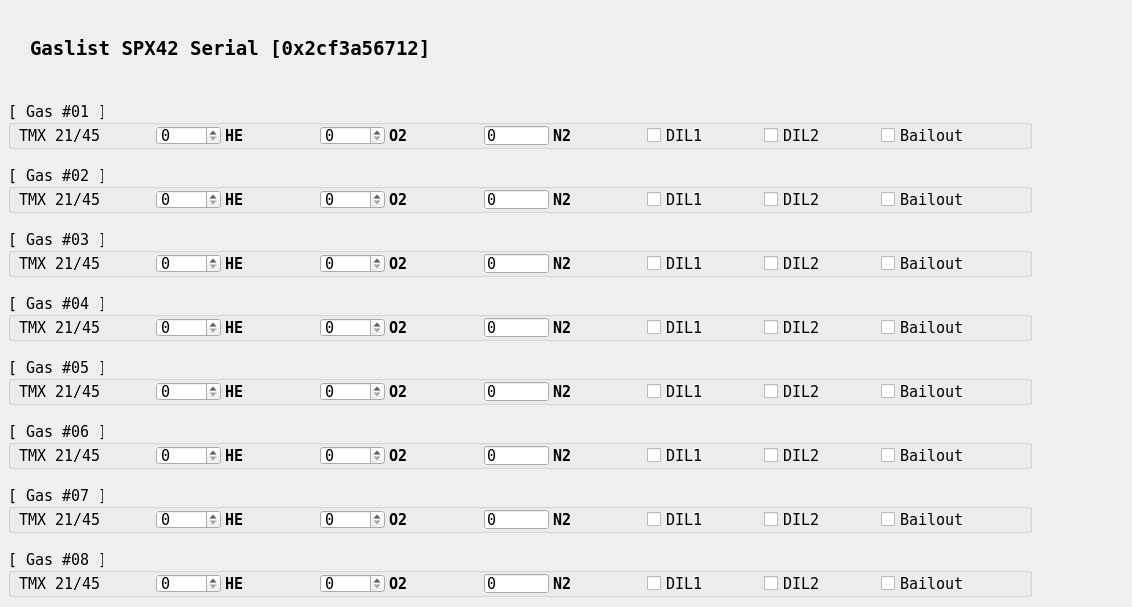
The window that src/ui/gasFragment.ui (dmarc0001/spx42Control) describes before a commit, drawn with Qt 5.
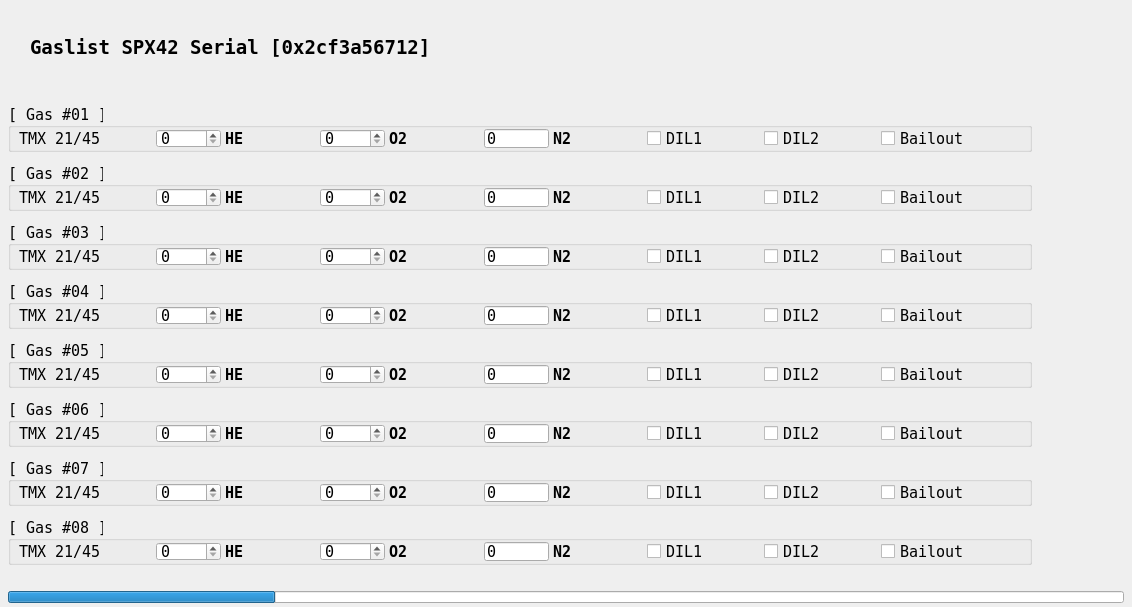
The same window after the commit.

```diff
--- a/src/ui/gasFragment.ui
+++ b/src/ui/gasFragment.ui
@@ -112,6 +112,24 @@
     </widget>
    </item>
    <item>
+    <widget class="QWidget" name="gasGroupWidgetwidget" native="true">
+     <layout class="QVBoxLayout" name="verticalLayout_2">
+      <property name="spacing">
+       <number>6</number>
+      </property>
+      <property name="leftMargin">
+       <number>0</number>
+      </property>
+      <property name="topMargin">
+       <number>0</number>
+      </property>
+      <property name="rightMargin">
+       <number>0</number>
+      </property>
+      <property name="bottomMargin">
+       <number>0</number>
+      </property>
+      <item>
     <widget class="QGroupBox" name="gas01GroupBox">
      <property name="minimumSize">
       <size>
@@ -2645,6 +2663,34 @@
        </spacer>
       </item>
      </layout>
+       </widget>
+      </item>
+     </layout>
+    </widget>
+   </item>
+   <item>
+    <widget class="QProgressBar" name="gaslistProgressBar">
+     <property name="minimumSize">
+      <size>
+       <width>0</width>
+       <height>12</height>
+      </size>
+     </property>
+     <property name="maximumSize">
+      <size>
+       <width>16777215</width>
+       <height>12</height>
+      </size>
+     </property>
+     <property name="value">
+      <number>24</number>
+     </property>
+     <property name="textVisible">
+      <bool>false</bool>
+     </property>
+     <property name="format">
+      <string notr="true">%p%</string>
+     </property>
     </widget>
    </item>
   </layout>
```
Lines whose indentation alone changed are shown as unchanged.
